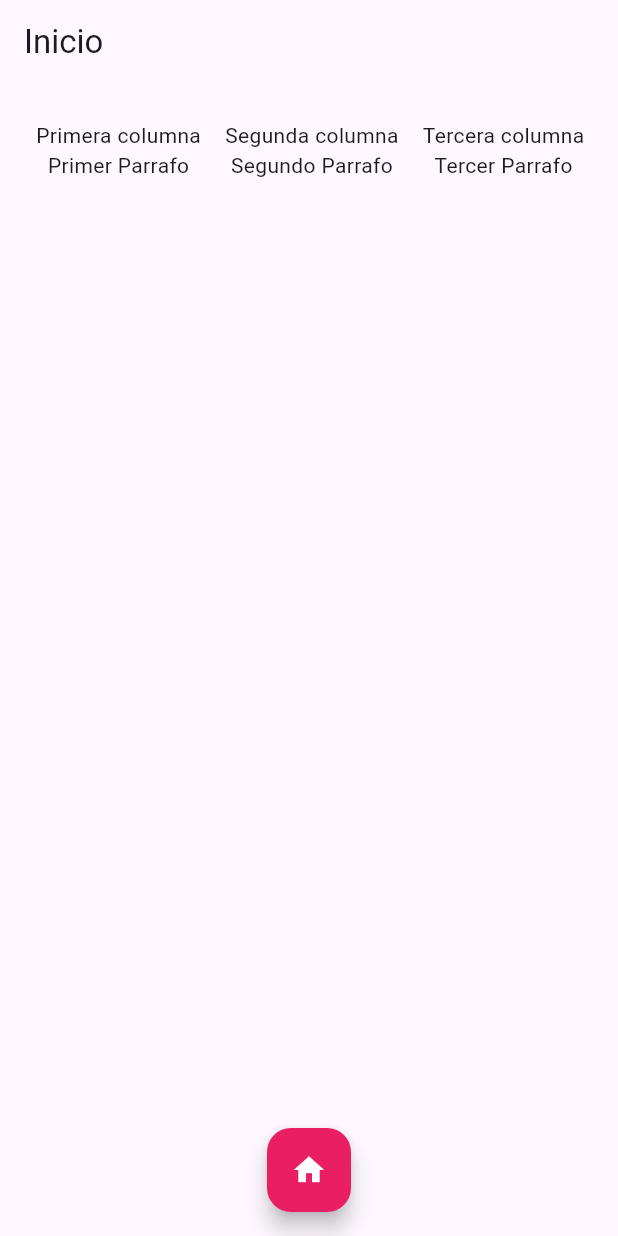
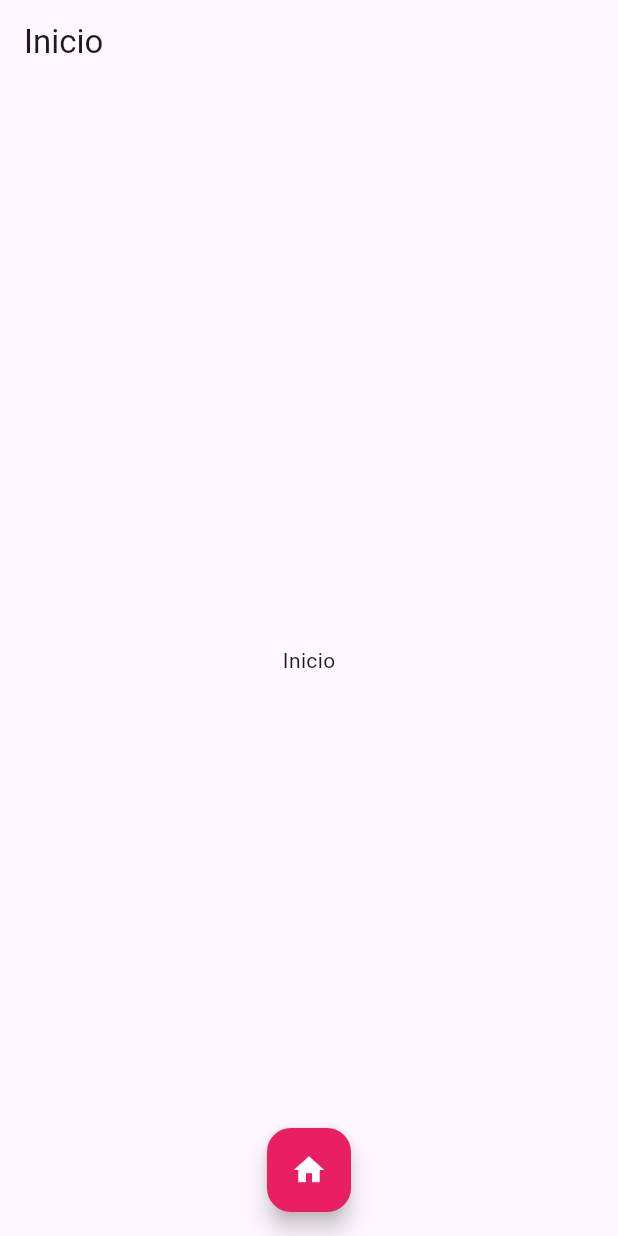
Before and after one commit to Darkpool645/practica_flutter, a Flutter app: the screen it shows after launch, on a phone screen of 412 x 824 dp. Run offline on Flutter 3.47's test engine with Material 3 defaults, Android fonts, the phone set to English and light mode, and no system bars.

Commit message:
Routing with components

```diff
--- a/lib/main.dart
+++ b/lib/main.dart
@@ -1,6 +1,9 @@
 import 'package:flutter/material.dart';
-import 'package:practica_b/widgets/home.dart';
+import 'package:practica_b/navigation/home.dart';
 import 'package:practica_b/widgets/splash_screen.dart';
+import 'package:practica_b/navigation/profile.dart';
+import 'package:practica_b/navigation/reservations.dart';
+import 'package:practica_b/navigation/top.dart';
 
 void main() {
   runApp(const MainApp());
@@ -17,6 +20,9 @@ class MainApp extends StatelessWidget {
       routes: {
         '/': (context) => const SplashScreen(),
         '/home': (context) => const Home(),
+        '/top': (context) => const Top(),
+        '/reservations': (context) => const Reservations(),
+        '/profile': (context) => const Profile()
       },
     );
   }
--- a/lib/navigation/home.dart
+++ b/lib/navigation/home.dart
@@ -11,7 +11,7 @@ class Home extends StatelessWidget {
         child: Text('Inicio'),
       ),
       floatingActionButton: FloatingActionButton(
-          onPressed: () => Navigator.pushNamed(context, '/'),
+          onPressed: () => Navigator.pushNamed(context, '/top'),
           backgroundColor: Colors.pink[500],
           foregroundColor: Colors.white,
           child: const Icon(Icons.home)),
--- a/lib/widgets/home.dart
+++ /dev/null
@@ -1,28 +0,0 @@
-import 'package:flutter/material.dart';
-import 'package:practica_b/widgets/content_column.dart';
-
-class Home extends StatelessWidget {
-  const Home({super.key});
-
-  @override
-  Widget build(BuildContext context) {
-    return Scaffold(
-      appBar: AppBar(title: const Text('Inicio')),
-      body: const Padding(
-        padding: EdgeInsets.all(16.0),
-        child: Row(children: [
-          ContentColumn(title: 'Primera columna', text: 'Primer Parrafo'),
-          ContentColumn(title: 'Segunda columna', text: 'Segundo Parrafo'),
-          ContentColumn(title: 'Tercera columna', text: 'Tercer Parrafo'),
-        ]),
-      ),
-        floatingActionButton: FloatingActionButton(
-          onPressed: () => print("clic"),
-          backgroundColor: Colors.pink[500],
-          foregroundColor: Colors.white,
-          child: const Icon(Icons.home)
-        ),
-        floatingActionButtonLocation: FloatingActionButtonLocation.centerFloat,
-    );
-  }
-}
```
Also changed, not shown: lib/navigation/profile.dart (+15 -0 lines).
